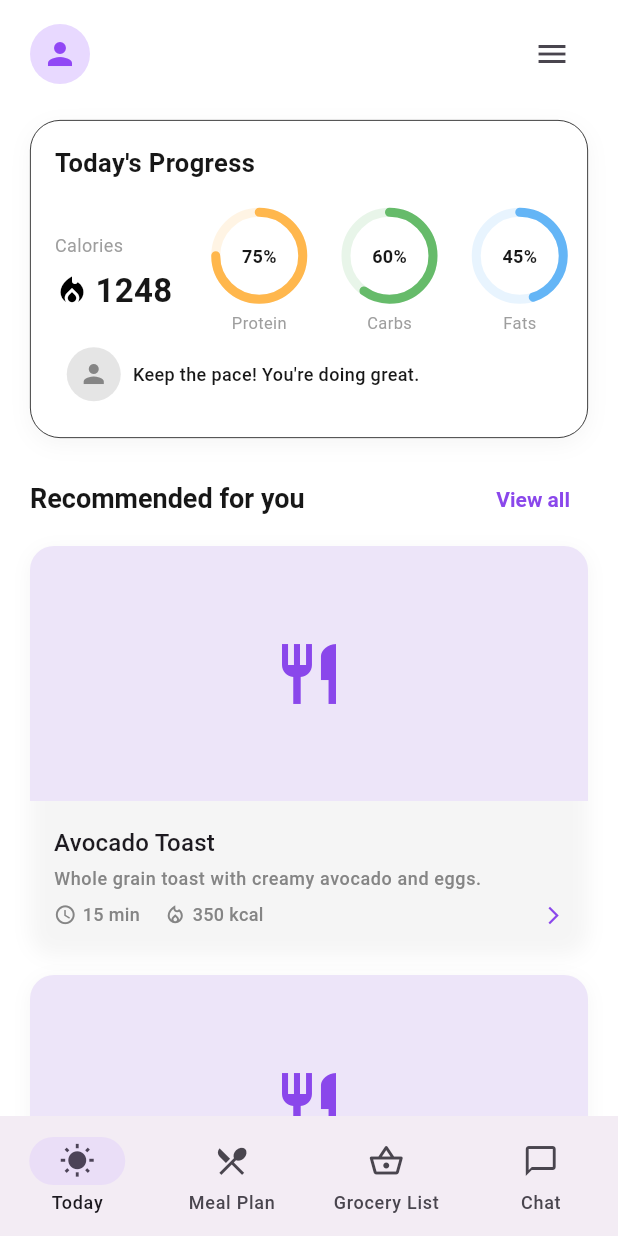
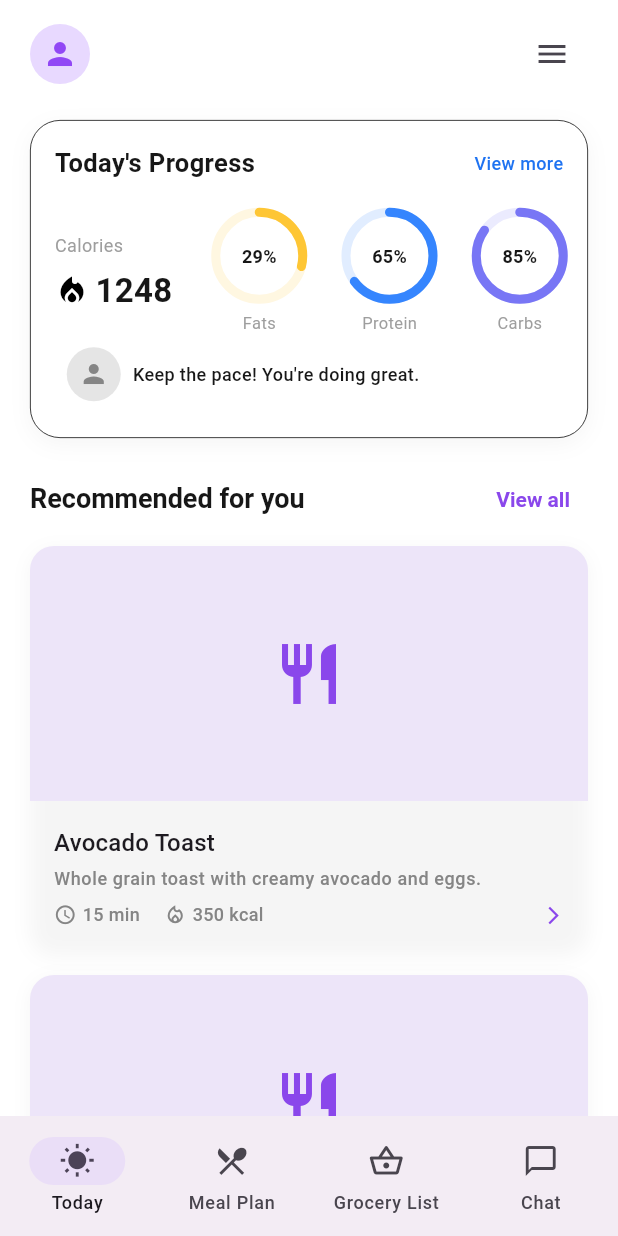
Before and after one commit to laszlo-botond/awesome-meal-planner, a Flutter app: the screen it shows after launch, on a phone screen of 412 x 824 dp. Run offline on Flutter 3.47's test engine with Material 3 defaults, Android fonts, the phone set to English and light mode, and no system bars.

Commit message:
lab1: more updates to match figma design

```diff
--- a/lib/screens/home_screen.dart
+++ b/lib/screens/home_screen.dart
@@ -117,9 +117,9 @@ class _HomeScreenState extends State<HomeScreen> {
   Widget _buildProgressSection() {
     return const ProgressCard(
       calories: 1248,
-      proteinPercentage: 0.75,
-      carbsPercentage: 0.60,
-      fatsPercentage: 0.45,
+      fatsPercentage: 0.29,
+      proteinPercentage: 0.65,
+      carbsPercentage: 0.85,
     );
   }
 
--- a/lib/theme/app_colors.dart
+++ b/lib/theme/app_colors.dart
@@ -12,9 +12,10 @@ class AppColors {
   static const Color background = Color(0xFFFFFFFF);
   static const Color surface = Color(0xFFF7F7F7);
   static const Color border = Color(0xFFE5E5E5);
+  static const Color navLinkText = Color(0xFF1F73F1);
 
   // Progress indicators
-  static const Color protein = Color(0xFFFFA726);
-  static const Color carbohydrates = Color(0xFF66BB6A);
-  static const Color fats = Color(0xFF42A5F5);
+  static const Color fats = Color(0xFFFEC635);
+  static const Color carbohydrates = Color(0xFF7876F5);
+  static const Color protein = Color(0xFF3585FE);
 }
--- a/lib/widgets/progress_card.dart
+++ b/lib/widgets/progress_card.dart
@@ -38,12 +38,25 @@ class ProgressCard extends StatelessWidget {
       child: Column(
         crossAxisAlignment: CrossAxisAlignment.start,
         children: [
+          Row(
+            mainAxisAlignment: MainAxisAlignment.spaceBetween,
+            children: [
               const Text(
                 "Today's Progress",
                 style: TextStyle(
                   fontSize: 17,
                   fontWeight: FontWeight.bold,
                 ),
+              ),
+              const Text(
+                'View more',
+                style: TextStyle(
+                  color: AppColors.navLinkText,
+                  fontSize: 12,
+                  fontWeight: FontWeight.w500,
+                ),
+              ),
+            ],
           ),
           const SizedBox(height: 20),
 
@@ -53,19 +66,19 @@ class ProgressCard extends StatelessWidget {
             children: [
               _buildCalories(),
               _buildMacroProgress(
+                label: 'Fats',
+                percentage: fatsPercentage,
+                color: AppColors.fats,
+              ),
+              _buildMacroProgress(
                 label: 'Protein',
                 percentage: proteinPercentage,
-                color: const Color(0xFFFFB74D),
+                color: AppColors.protein,
               ),
               _buildMacroProgress(
                 label: 'Carbs',
                 percentage: carbsPercentage,
-                color: const Color(0xFF66BB6A),
-              ),
-              _buildMacroProgress(
-                label: 'Fats',
-                percentage: fatsPercentage,
-                color: const Color(0xFF64B5F6),
+                color: AppColors.carbohydrates,
               ),
             ],
           ),
```
Lines whose indentation alone changed are shown as unchanged.
